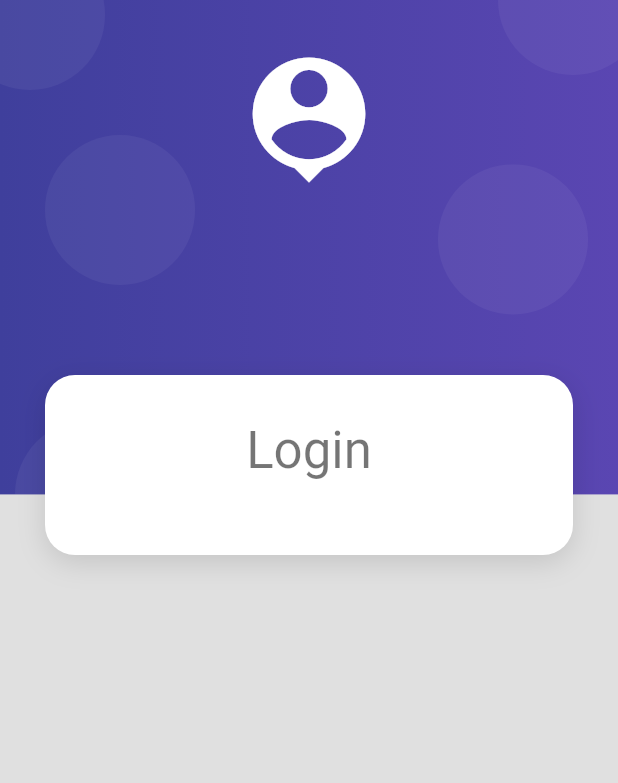
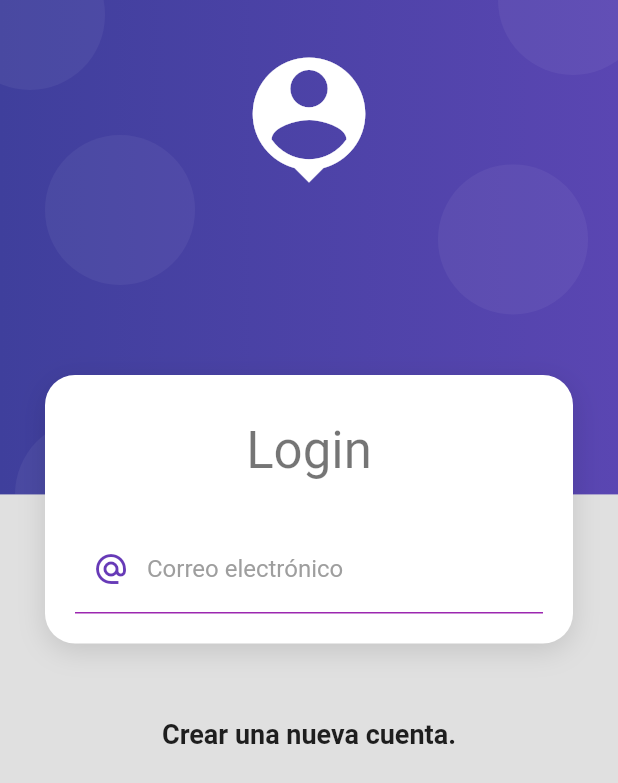
Before and after one commit to e-estrada/productos_app, a Flutter app: the screen it shows after launch, on a phone screen of 412 x 824 dp. Shown: the top 783 px of the screen. Run offline on Flutter 3.47's test engine with Material 2 defaults, Android fonts, the phone set to English and light mode, and no system bars.

Commit message:
Formulario de Login

```diff
--- a/lib/screens/login_screen.dart
+++ b/lib/screens/login_screen.dart
@@ -21,10 +21,15 @@ class LoginScreen extends StatelessWidget {
                     Text('Login', style: Theme.of(context).textTheme.headline4,),
                     const SizedBox(height: 30),
 
+                    _LoginForm()
 
                   ],
                 ),
-              )
+              ),
+
+              const SizedBox(height: 50),
+              const Text('Crear una nueva cuenta.', style: TextStyle(fontSize: 18, fontWeight: FontWeight.bold),)
+
             ],
           )
         )
@@ -32,3 +37,40 @@ class LoginScreen extends StatelessWidget {
     );
   }
 }
+
+class _LoginForm extends StatelessWidget {
+  @override
+  Widget build(BuildContext context) {
+    return Container(
+      child: Form(
+        child: Column(
+          children: [
+            TextFormField(
+              autocorrect: false,
+              keyboardType: TextInputType.emailAddress,
+              decoration: const InputDecoration(
+                enabledBorder: UnderlineInputBorder(
+                  borderSide: BorderSide(
+                    color: Colors.purple
+                  ),
+                ),
+                focusedBorder: UnderlineInputBorder(
+                  borderSide: BorderSide(
+                    color: Colors.deepPurple,
+                    width: 2
+                  )
+                ),
+                hintText: 'correo@example.com',
+                labelText: 'Correo electrónico',
+                labelStyle: TextStyle(
+                  color: Colors.grey
+                ),
+                prefixIcon: Icon(Icons.alternate_email_sharp, color: Colors.deepPurple,)
+              ),
+            )
+          ],
+        )
+      ),
+    );
+  }
+}
```
